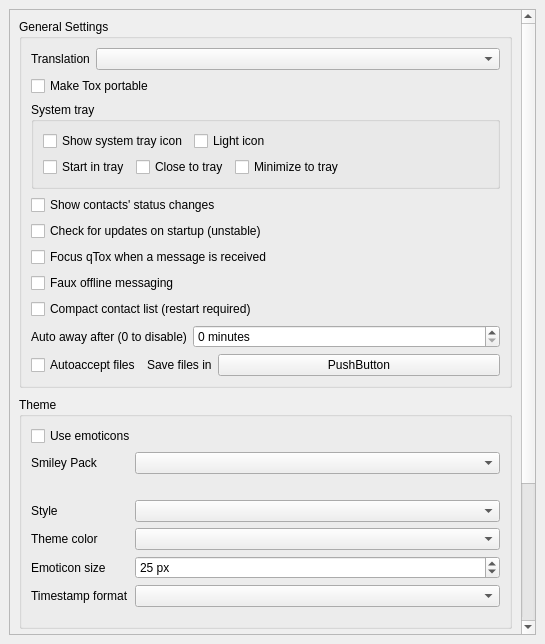
qTox/qTox, file src/widget/form/settings/generalsettings.ui: the form before one commit.
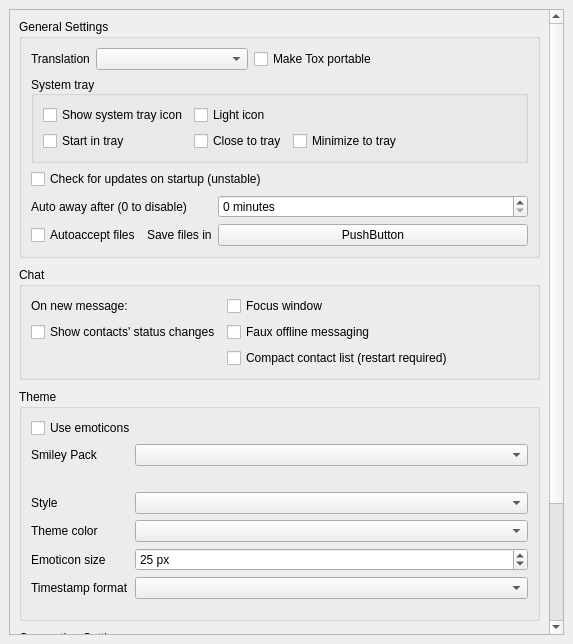
The form after the commit.

Commit message: General settings UI cleanup

What changed in the file:
```diff
--- a/src/widget/form/settings/generalsettings.ui
+++ b/src/widget/form/settings/generalsettings.ui
@@ -6,7 +6,7 @@
    <rect>
     <x>0</x>
     <y>0</y>
-    <width>545</width>
+    <width>573</width>
     <height>644</height>
    </rect>
   </property>
@@ -34,16 +34,16 @@
      <property name="alignment">
       <set>Qt::AlignLeading|Qt::AlignLeft|Qt::AlignTop</set>
      </property>
-     <widget class="QWidget" name="scrollAreaWidgetContents_2">
+     <widget class="QWidget" name="scrollAreaWidgetContents">
       <property name="geometry">
        <rect>
         <x>0</x>
-        <y>-173</y>
-        <width>511</width>
-        <height>797</height>
+        <y>0</y>
+        <width>540</width>
+        <height>779</height>
        </rect>
       </property>
-      <layout class="QVBoxLayout" name="verticalLayout_4" stretch="0,0,0">
+      <layout class="QVBoxLayout" name="verticalLayout_4" stretch="0,0,0,1">
        <property name="spacing">
         <number>9</number>
        </property>
@@ -57,7 +57,7 @@
          </property>
          <layout class="QVBoxLayout" name="verticalLayout_3">
           <item>
-           <layout class="QHBoxLayout" name="transLayout">
+           <layout class="QHBoxLayout" name="generalLayout">
             <item>
              <widget class="QLabel" name="transLabel">
               <property name="toolTip">
@@ -81,27 +81,40 @@
               </property>
              </widget>
             </item>
+            <item>
+             <widget class="QCheckBox" name="cbMakeToxPortable">
+              <property name="toolTip">
+               <string extracomment="describes makeToxPortable checkbox">Save settings to the working directory instead of the usual conf dir</string>
+              </property>
+              <property name="text">
+               <string>Make Tox portable</string>
+              </property>
+             </widget>
+            </item>
+            <item>
+             <spacer name="generalSpacer">
+              <property name="orientation">
+               <enum>Qt::Horizontal</enum>
+              </property>
+              <property name="sizeHint" stdset="0">
+               <size>
+                <width>40</width>
+                <height>20</height>
+               </size>
+              </property>
+             </spacer>
+            </item>
            </layout>
           </item>
-          <item>
-           <widget class="QCheckBox" name="cbMakeToxPortable">
-            <property name="toolTip">
-             <string extracomment="describes makeToxPortable checkbox">Save settings to the working directory instead of the usual conf dir</string>
-            </property>
-            <property name="text">
-             <string>Make Tox portable</string>
-            </property>
-           </widget>
-          </item>
           <item>
            <widget class="QGroupBox" name="trayGroup">
             <property name="title">
              <string>System tray</string>
             </property>
-            <layout class="QFormLayout" name="formLayout_2">
-             <property name="fieldGrowthPolicy">
-              <enum>QFormLayout::AllNonFixedFieldsGrow</enum>
-             </property>
+            <property name="alignment">
+             <set>Qt::AlignLeading|Qt::AlignLeft|Qt::AlignVCenter</set>
+            </property>
+            <layout class="QGridLayout" name="gridLayout_2">
              <item row="0" column="0">
               <widget class="QCheckBox" name="showSystemTray">
                <property name="text">
@@ -109,49 +122,6 @@
                </property>
               </widget>
              </item>
-             <item row="1" column="0" colspan="2">
-              <layout class="QHBoxLayout" name="trayBehavior">
-               <item>
-                <widget class="QCheckBox" name="startInTray">
-                 <property name="sizePolicy">
-                  <sizepolicy hsizetype="Fixed" vsizetype="Fixed">
-                   <horstretch>0</horstretch>
-                   <verstretch>0</verstretch>
-                  </sizepolicy>
-                 </property>
-                 <property name="text">
-                  <string>Start in tray</string>
-                 </property>
-                </widget>
-               </item>
-               <item>
-                <widget class="QCheckBox" name="closeToTray">
-                 <property name="sizePolicy">
-                  <sizepolicy hsizetype="Fixed" vsizetype="Fixed">
-                   <horstretch>0</horstretch>
-                   <verstretch>0</verstretch>
-                  </sizepolicy>
-                 </property>
-                 <property name="text">
-                  <string>Close to tray</string>
-                 </property>
-                </widget>
-               </item>
-               <item>
-                <widget class="QCheckBox" name="minimizeToTray">
-                 <property name="sizePolicy">
-                  <sizepolicy hsizetype="Fixed" vsizetype="Fixed">
-                   <horstretch>0</horstretch>
-                   <verstretch>0</verstretch>
-                  </sizepolicy>
-                 </property>
-                 <property name="text">
-                  <string>Minimize to tray</string>
-                 </property>
-                </widget>
-               </item>
-              </layout>
-             </item>
              <item row="0" column="1">
               <widget class="QCheckBox" name="lightTrayIcon">
                <property name="text">
@@ -159,16 +129,61 @@
                </property>
               </widget>
              </item>
+             <item row="2" column="0">
+              <widget class="QCheckBox" name="startInTray">
+               <property name="sizePolicy">
+                <sizepolicy hsizetype="Fixed" vsizetype="Fixed">
+                 <horstretch>0</horstretch>
+                 <verstretch>0</verstretch>
+                </sizepolicy>
+               </property>
+               <property name="text">
+                <string>Start in tray</string>
+               </property>
+              </widget>
+             </item>
+             <item row="2" column="1">
+              <widget class="QCheckBox" name="closeToTray">
+               <property name="sizePolicy">
+                <sizepolicy hsizetype="Fixed" vsizetype="Fixed">
+                 <horstretch>0</horstretch>
+                 <verstretch>0</verstretch>
+                </sizepolicy>
+               </property>
+               <property name="text">
+                <string>Close to tray</string>
+               </property>
+              </widget>
+             </item>
+             <item row="2" column="2">
+              <widget class="QCheckBox" name="minimizeToTray">
+               <property name="sizePolicy">
+                <sizepolicy hsizetype="Fixed" vsizetype="Fixed">
+                 <horstretch>0</horstretch>
+                 <verstretch>0</verstretch>
+                </sizepolicy>
+               </property>
+               <property name="text">
+                <string>Minimize to tray</string>
+               </property>
+              </widget>
+             </item>
+             <item row="2" column="3">
+              <spacer name="traySpacer">
+               <property name="orientation">
+                <enum>Qt::Horizontal</enum>
+               </property>
+               <property name="sizeHint" stdset="0">
+                <size>
+                 <width>40</width>
+                 <height>20</height>
+                </size>
+               </property>
+              </spacer>
+             </item>
             </layout>
            </widget>
           </item>
-          <item>
-           <widget class="QCheckBox" name="statusChanges">
-            <property name="text">
-             <string>Show contacts' status changes</string>
-            </property>
-           </widget>
-          </item>
           <item>
            <widget class="QCheckBox" name="checkUpdates">
             <property name="text">
@@ -177,42 +192,41 @@
            </widget>
           </item>
           <item>
-           <widget class="QCheckBox" name="showInFront">
-            <property name="text">
-             <string>Focus qTox when a message is received</string>
+           <layout class="QGridLayout" name="autoLayout">
+            <property name="topMargin">
+             <number>0</number>
             </property>
-           </widget>
-          </item>
-          <item>
-           <widget class="QCheckBox" name="cbFauxOfflineMessaging">
-            <property name="text">
-             <string>Faux offline messaging</string>
-            </property>
-           </widget>
-          </item>
-          <item>
-           <widget class="QCheckBox" name="cbCompactLayout">
-            <property name="text">
-             <string>Compact contact list (restart required)</string>
-            </property>
-           </widget>
-          </item>
-          <item>
-           <layout class="QHBoxLayout" name="horizontalLayout_2">
-            <item alignment="Qt::AlignLeft">
-             <widget class="QLabel" name="autoAwayLabel">
+            <item row="1" column="1">
+             <widget class="QLabel" name="autoSaveFilesDirLabel">
+              <property name="text">
+               <string>Save files in</string>
+              </property>
+             </widget>
+            </item>
+            <item row="1" column="0">
+             <widget class="QCheckBox" name="autoacceptFiles">
               <property name="toolTip">
-               <string>Provided in minutes</string>
+               <string comment="autoaccept cb tooltip">You can set this on a per-friend basis by right clicking them.</string>
               </property>
-              <property name="layoutDirection">
-               <enum>Qt::LeftToRight</enum>
+              <property name="text">
+               <string>Autoaccept files</string>
               </property>
+             </widget>
+            </item>
+            <item row="1" column="2">
+             <widget class="QPushButton" name="autoSaveFilesDir">
+              <property name="sizePolicy">
+               <sizepolicy hsizetype="Expanding" vsizetype="Fixed">
+                <horstretch>0</horstretch>
+                <verstretch>0</verstretch>
+               </sizepolicy>
+              </property>
               <property name="text">
-               <string>Auto away after (0 to disable)</string>
+               <string>PushButton</string>
               </property>
              </widget>
             </item>
-            <item>
+            <item row="0" column="2">
              <widget class="QSpinBox" name="autoAwaySpinBox">
               <property name="sizePolicy">
                <sizepolicy hsizetype="Expanding" vsizetype="Fixed">
@@ -237,46 +251,85 @@
               </property>
              </widget>
             </item>
-           </layout>
-          </item>
-          <item>
-           <layout class="QHBoxLayout" name="fileLayout">
-            <item>
-             <widget class="QCheckBox" name="autoacceptFiles">
+            <item row="0" column="0" colspan="2">
+             <widget class="QLabel" name="autoAwayLabel">
               <property name="toolTip">
-               <string comment="autoaccept cb tooltip">You can set this on a per-friend basis by right clicking them.</string>
+               <string>Provided in minutes</string>
+              </property>
+              <property name="layoutDirection">
+               <enum>Qt::LeftToRight</enum>
               </property>
               <property name="text">
-               <string>Autoaccept files</string>
+               <string>Auto away after (0 to disable)</string>
               </property>
              </widget>
             </item>
+           </layout>
+          </item>
+         </layout>
+        </widget>
+       </item>
+       <item>
+        <widget class="QGroupBox" name="chatGroupBox">
+         <property name="title">
+          <string>Chat</string>
+         </property>
+         <layout class="QGridLayout" name="gridLayout" columnstretch="0,0,0">
+          <item row="2" column="0">
+           <widget class="QCheckBox" name="statusChanges">
+            <property name="text">
+             <string>Show contacts' status changes</string>
+            </property>
+           </widget>
+          </item>
+          <item row="1" column="0">
+           <widget class="QLabel" name="label">
+            <property name="text">
+             <string>On new message:</string>
+            </property>
+           </widget>
+          </item>
+          <item row="1" column="1">
+           <layout class="QHBoxLayout" name="onMessageLayout">
+            <property name="topMargin">
+             <number>0</number>
+            </property>
             <item>
-             <layout class="QHBoxLayout" name="saveFilesHLayout">
-              <item>
-               <widget class="QLabel" name="autoSaveFilesDirLabel">
-                <property name="text">
-                 <string>Save files in</string>
-                </property>
-               </widget>
-              </item>
-              <item>
-               <widget class="QPushButton" name="autoSaveFilesDir">
-                <property name="sizePolicy">
-                 <sizepolicy hsizetype="Expanding" vsizetype="Fixed">
-                  <horstretch>0</horstretch>
-                  <verstretch>0</verstretch>
-                 </sizepolicy>
-                </property>
-                <property name="text">
-                 <string>PushButton</string>
-                </property>
-               </widget>
-              </item>
-             </layout>
+             <widget class="QCheckBox" name="showInFront">
+              <property name="text">
+               <string>Focus window</string>
+              </property>
+             </widget>
             </item>
            </layout>
           </item>
+          <item row="1" column="2">
+           <spacer name="chatSpacer">
+            <property name="orientation">
+             <enum>Qt::Horizontal</enum>
+            </property>
+            <property name="sizeHint" stdset="0">
+             <size>
+              <width>40</width>
+              <height>20</height>
+             </size>
+            </property>
+           </spacer>
+          </item>
+          <item row="2" column="1">
+           <widget class="QCheckBox" name="cbFauxOfflineMessaging">
+            <property name="text">
+             <string>Faux offline messaging</string>
+            </property>
+           </widget>
+          </item>
+          <item row="3" column="1">
+           <widget class="QCheckBox" name="cbCompactLayout">
+            <property name="text">
+             <string>Compact contact list (restart required)</string>
+            </property>
+           </widget>
+          </item>
          </layout>
         </widget>
        </item>
@@ -485,88 +538,98 @@
            <number>9</number>
           </property>
           <item>
-           <widget class="QCheckBox" name="cbEnableIPv6">
-            <property name="text">
-             <string extracomment="Text on a checkbox to enable IPv6">Enable IPv6 (recommended)</string>
-            </property>
-           </widget>
+           <layout class="QHBoxLayout" name="coreProtocolLayout">
+            <item>
+             <widget class="QCheckBox" name="cbEnableUDP">
+              <property name="toolTip">
+               <string extracomment="force tcp checkbox tooltip">Disabling this allows, e.g., toxing over Tor. It adds load to the Tox network however, so uncheck only when necessary.</string>
+              </property>
+              <property name="text">
+               <string extracomment="Text on checkbox to disable UDP">Enable UDP (recommended)</string>
+              </property>
+             </widget>
+            </item>
+            <item>
+             <widget class="QCheckBox" name="cbEnableIPv6">
+              <property name="text">
+               <string extracomment="Text on a checkbox to enable IPv6">Enable IPv6 (recommended)</string>
+              </property>
+             </widget>
+            </item>
+            <item>
+             <spacer name="protocolSpacer">
+              <property name="orientation">
+               <enum>Qt::Horizontal</enum>
+              </property>
+              <property name="sizeHint" stdset="0">
+               <size>
+                <width>40</width>
+                <height>20</height>
+               </size>
+              </property>
+             </spacer>
+            </item>
+           </layout>
           </item>
           <item>
-           <widget class="QCheckBox" name="cbEnableUDP">
-            <property name="toolTip">
-             <string extracomment="force tcp checkbox tooltip">Disabling this allows, e.g., toxing over Tor. It adds load to the Tox network however, so uncheck only when necessary.</string>
-            </property>
-            <property name="text">
-             <string extracomment="Text on checkbox to disable UDP">Enable UDP (recommended)</string>
-            </property>
-           </widget>
-          </item>
-          <item>
-           <layout class="QHBoxLayout" name="proxyLayout_2">
-            <item>
-             <widget class="QLabel" name="label">
+           <layout class="QGridLayout" name="proxyLayout">
+            <item row="2" column="3">
+             <widget class="QSpinBox" name="proxyPort">
+              <property name="minimum">
+               <number>0</number>
+              </property>
+              <property name="maximum">
+               <number>65535</number>
+              </property>
+             </widget>
+            </item>
+            <item row="1" column="0">
+             <widget class="QLabel" name="proxyTypeLabel">
               <property name="text">
                <string>Proxy type</string>
               </property>
              </widget>
             </item>
-            <item>
-             <widget class="QComboBox" name="proxyType">
-              <property name="sizePolicy">
-               <sizepolicy hsizetype="Expanding" vsizetype="Fixed">
-                <horstretch>0</horstretch>
-                <verstretch>0</verstretch>
-               </sizepolicy>
-              </property>
-              <item>
-               <property name="text">
-                <string>None</string>
-               </property>
-              </item>
-              <item>
-               <property name="text">
-                <string>SOCKS5</string>
-               </property>
-              </item>
-              <item>
-               <property name="text">
-                <string>HTTP</string>
-               </property>
-              </item>
-             </widget>
-            </item>
-           </layout>
-          </item>
-          <item>
-           <layout class="QHBoxLayout" name="proxyLayout">
-            <property name="spacing">
-             <number>6</number>
-            </property>
-            <item>
+            <item row="2" column="0">
              <widget class="QLabel" name="proxyAddrLabel">
               <property name="text">
                <string extracomment="Text on proxy addr label">Address</string>
               </property>
              </widget>
             </item>
-            <item>
+            <item row="2" column="1">
              <widget class="QLineEdit" name="proxyAddr"/>
             </item>
-            <item>
+            <item row="2" column="2">
              <widget class="QLabel" name="proxyPortLabel">
               <property name="text">
                <string extracomment="Text on proxy port label">Port</string>
               </property>
              </widget>
             </item>
-            <item>
-             <widget class="QSpinBox" name="proxyPort">
-              <property name="minimum">
-               <number>0</number>
+            <item row="1" column="1" colspan="3">
+             <widget class="QComboBox" name="proxyType">
+              <property name="sizePolicy">
+               <sizepolicy hsizetype="Expanding" vsizetype="Fixed">
+                <horstretch>0</horstretch>
+                <verstretch>0</verstretch>
+               </sizepolicy>
               </property>
-              <property name="maximum">
-               <number>65535</number>
-              </property>
+              <item>
+               <property name="text">
+                <string>None</string>
+               </property>
+              </item>
+              <item>
+               <property name="text">
+                <string>SOCKS5</string>
+               </property>
+              </item>
+              <item>
+               <property name="text">
+                <string>HTTP</string>
+               </property>
+              </item>
              </widget>
             </item>
            </layout>
```
The commit also changes 1 other file.
